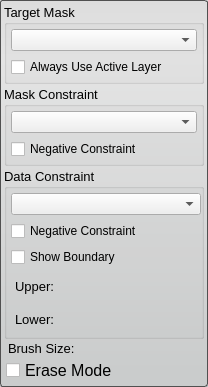
jessdtate/Seg3D, file Interface/ToolInterface/PaintToolInterface.ui: the form before one commit.
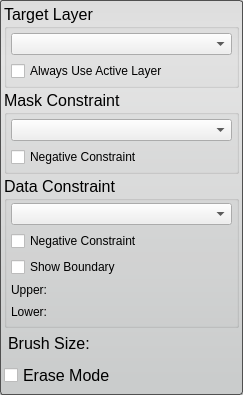
The form after the commit. Custom widgets are drawn as their Qt base class.

Commit message: updates to all of the tool ui's.  moved adding the sliderspinnercombo's to the .ui files.

Patch:
```diff
--- a/Interface/ToolInterface/PaintToolInterface.ui
+++ b/Interface/ToolInterface/PaintToolInterface.ui
@@ -6,8 +6,8 @@
    <rect>
     <x>0</x>
     <y>0</y>
-    <width>208</width>
-    <height>364</height>
+    <width>243</width>
+    <height>371</height>
    </rect>
   </property>
   <property name="sizePolicy">
@@ -31,7 +31,7 @@
 	background-color: qlineargradient(spread:pad, x1:0.5, y1:0, x2:0.5, y2:0.960227, stop:0 rgba(221, 221, 221, 255), stop:0.155779 rgba(228, 228, 228, 255), stop:1 rgba(202, 204, 204, 255));      
 }</string>
   </property>
-  <layout class="QVBoxLayout" name="verticalLayout_2">
+  <layout class="QVBoxLayout" name="verticalLayout">
    <property name="spacing">
     <number>2</number>
    </property>
@@ -40,13 +40,8 @@
    </property>
    <item>
     <widget class="QGroupBox" name="target_groupbox_">
-     <property name="font">
-      <font>
-       <pointsize>10</pointsize>
-      </font>
-     </property>
      <property name="title">
-      <string>Target Mask</string>
+      <string>Target Layer</string>
      </property>
      <layout class="QVBoxLayout" name="verticalLayout_4">
       <property name="margin">
@@ -63,6 +58,21 @@
        </widget>
       </item>
       <item>
+       <widget class="QWidget" name="widget_4" native="true">
+        <property name="minimumSize">
+         <size>
+          <width>0</width>
+          <height>20</height>
+         </size>
+        </property>
+        <layout class="QHBoxLayout" name="horizontalLayout">
+         <property name="spacing">
+          <number>0</number>
+         </property>
+         <property name="margin">
+          <number>0</number>
+         </property>
+         <item>
        <widget class="QCheckBox" name="use_active_layer_">
         <property name="sizePolicy">
          <sizepolicy hsizetype="Preferred" vsizetype="Fixed">
@@ -78,13 +88,11 @@
      </layout>
     </widget>
    </item>
+     </layout>
+    </widget>
+   </item>
    <item>
     <widget class="QGroupBox" name="mask_constraint_groupbox_">
-     <property name="font">
-      <font>
-       <pointsize>10</pointsize>
-      </font>
-     </property>
      <property name="title">
       <string>Mask Constraint</string>
      </property>
@@ -103,6 +111,21 @@
        </widget>
       </item>
       <item>
+       <widget class="QWidget" name="widget_2" native="true">
+        <property name="minimumSize">
+         <size>
+          <width>0</width>
+          <height>20</height>
+         </size>
+        </property>
+        <layout class="QHBoxLayout" name="horizontalLayout_2">
+         <property name="spacing">
+          <number>0</number>
+         </property>
+         <property name="margin">
+          <number>0</number>
+         </property>
+         <item>
        <widget class="QCheckBox" name="negative_mask_constraint_">
         <property name="sizePolicy">
          <sizepolicy hsizetype="Preferred" vsizetype="Fixed">
@@ -118,6 +141,9 @@
      </layout>
     </widget>
    </item>
+     </layout>
+    </widget>
+   </item>
    <item>
     <widget class="QGroupBox" name="data_constraint_groupbox_">
      <property name="sizePolicy">
@@ -126,38 +152,21 @@
        <verstretch>0</verstretch>
       </sizepolicy>
      </property>
-     <property name="minimumSize">
-      <size>
-       <width>0</width>
-       <height>171</height>
-      </size>
-     </property>
-     <property name="maximumSize">
-      <size>
-       <width>16777215</width>
-       <height>250</height>
-      </size>
-     </property>
-     <property name="font">
-      <font>
-       <pointsize>10</pointsize>
-      </font>
-     </property>
      <property name="title">
       <string>Data Constraint</string>
      </property>
      <property name="flat">
       <bool>false</bool>
      </property>
-     <layout class="QVBoxLayout" name="verticalLayout_3">
+     <layout class="QVBoxLayout" name="verticalLayout_6">
       <property name="leftMargin">
        <number>4</number>
       </property>
       <property name="topMargin">
-       <number>4</number>
+       <number>2</number>
       </property>
       <property name="rightMargin">
-       <number>0</number>
+       <number>4</number>
       </property>
       <property name="bottomMargin">
        <number>4</number>
@@ -187,129 +196,94 @@
        </widget>
       </item>
       <item>
-       <layout class="QHBoxLayout" name="upperHLayout_top">
+       <widget class="QWidget" name="widget" native="true">
+        <layout class="QVBoxLayout" name="verticalLayout_2">
         <property name="spacing">
+          <number>2</number>
+         </property>
+         <property name="margin">
          <number>0</number>
         </property>
-        <property name="leftMargin">
-         <number>4</number>
-        </property>
-        <property name="rightMargin">
-         <number>4</number>
-        </property>
         <item>
          <widget class="QLabel" name="upperLabel">
-          <property name="font">
-           <font>
-            <pointsize>10</pointsize>
-           </font>
-          </property>
           <property name="text">
            <string>Upper:</string>
           </property>
          </widget>
         </item>
-       </layout>
-      </item>
       <item>
-       <layout class="QHBoxLayout" name="upperHLayout_bottom">
-        <property name="spacing">
-         <number>0</number>
-        </property>
-        <property name="leftMargin">
-         <number>4</number>
-        </property>
-        <property name="rightMargin">
-         <number>0</number>
-        </property>
-       </layout>
+          <widget class="QtUtils::QtSliderDoubleCombo" name="upper_threshold_" native="true"/>
+         </item>
+        </layout>
+       </widget>
       </item>
       <item>
-       <layout class="QHBoxLayout" name="lowerHLayout_top">
+       <widget class="QWidget" name="widget_3" native="true">
+        <layout class="QVBoxLayout" name="verticalLayout_3">
         <property name="spacing">
-         <number>0</number>
-        </property>
-        <property name="leftMargin">
-         <number>4</number>
-        </property>
-        <property name="rightMargin">
-         <number>4</number>
+          <number>2</number>
+         </property>
+         <property name="margin">
+          <number>0</number>
         </property>
         <item>
          <widget class="QLabel" name="lowerLabel">
-          <property name="font">
-           <font>
-            <pointsize>10</pointsize>
-           </font>
-          </property>
           <property name="text">
            <string>Lower:</string>
           </property>
          </widget>
         </item>
-       </layout>
-      </item>
       <item>
-       <layout class="QHBoxLayout" name="lowerHLayout_bottom">
-        <property name="spacing">
-         <number>0</number>
-        </property>
-        <property name="leftMargin">
-         <number>4</number>
-        </property>
-        <property name="rightMargin">
-         <number>0</number>
-        </property>
-       </layout>
+          <widget class="QtUtils::QtSliderDoubleCombo" name="lower_threshold_" native="true"/>
+         </item>
+        </layout>
+       </widget>
       </item>
      </layout>
     </widget>
    </item>
    <item>
-    <layout class="QHBoxLayout" name="brushHLayout">
+    <widget class="QWidget" name="widget_5" native="true">
+     <layout class="QVBoxLayout" name="verticalLayout_7">
      <property name="spacing">
-      <number>0</number>
-     </property>
-     <property name="leftMargin">
-      <number>4</number>
-     </property>
-     <property name="rightMargin">
+       <number>2</number>
+      </property>
+      <property name="margin">
       <number>4</number>
      </property>
      <item>
       <widget class="QLabel" name="brushLabel">
-       <property name="font">
-        <font>
-         <pointsize>10</pointsize>
-        </font>
-       </property>
        <property name="text">
         <string>Brush Size:</string>
        </property>
       </widget>
      </item>
-    </layout>
+      <item>
+       <widget class="QtUtils::QtSliderIntCombo" name="brush_radius_" native="true"/>
+      </item>
+     </layout>
+    </widget>
    </item>
    <item>
-    <layout class="QVBoxLayout" name="verticalLayout">
+    <widget class="QWidget" name="widget_6" native="true">
+     <property name="minimumSize">
+      <size>
+       <width>0</width>
+       <height>30</height>
+      </size>
+     </property>
+     <property name="maximumSize">
+      <size>
+       <width>16777215</width>
+       <height>30</height>
+      </size>
+     </property>
+     <layout class="QHBoxLayout" name="horizontalLayout_3">
      <property name="spacing">
       <number>0</number>
      </property>
-     <property name="sizeConstraint">
-      <enum>QLayout::SetDefaultConstraint</enum>
-     </property>
-     <property name="leftMargin">
-      <number>1</number>
-     </property>
-     <property name="rightMargin">
+      <property name="margin">
       <number>0</number>
-     </property>
-    </layout>
-   </item>
-   <item>
-    <layout class="QHBoxLayout" name="eraseHLayout">
-     <property name="leftMargin">
-      <number>2</number>
      </property>
      <item>
       <widget class="QCheckBox" name="eraseCheckBox">
@@ -319,9 +293,24 @@
       </widget>
      </item>
     </layout>
+    </widget>
    </item>
   </layout>
  </widget>
+ <customwidgets>
+  <customwidget>
+   <class>QtUtils::QtSliderDoubleCombo</class>
+   <extends>QWidget</extends>
+   <header location="global">QtUtils/Widgets/QtSliderDoubleCombo.h</header>
+   <container>1</container>
+  </customwidget>
+  <customwidget>
+   <class>QtUtils::QtSliderIntCombo</class>
+   <extends>QWidget</extends>
+   <header location="global">QtUtils/Widgets/QtSliderIntCombo.h</header>
+   <container>1</container>
+  </customwidget>
+ </customwidgets>
  <resources/>
  <connections/>
 </ui>
```
Lines whose indentation alone changed are shown as unchanged. The commit also changes 55 other files.
